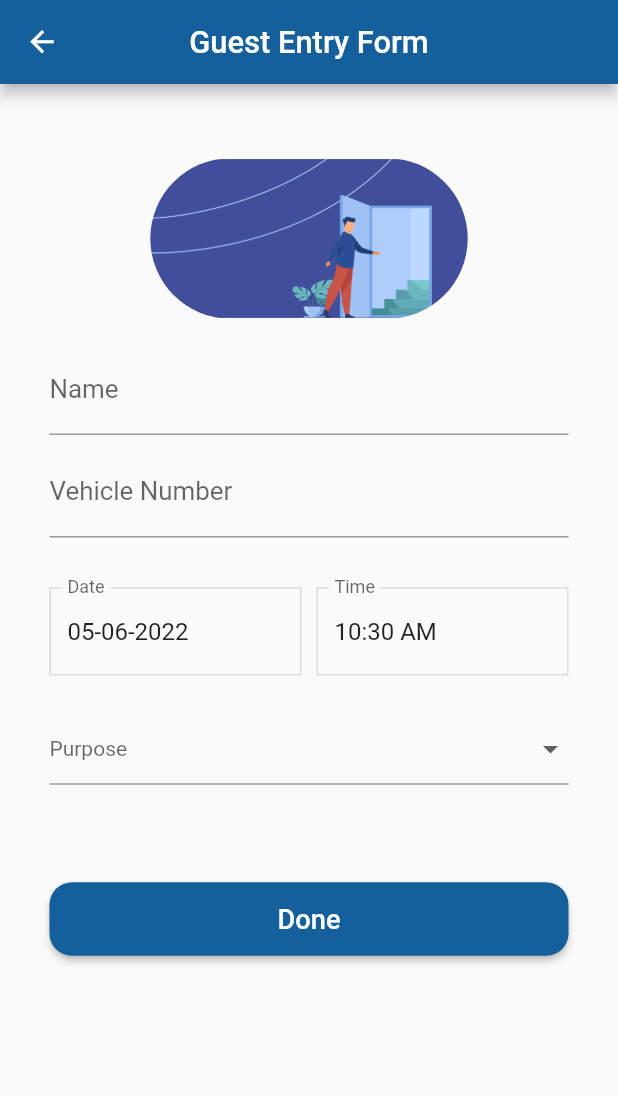
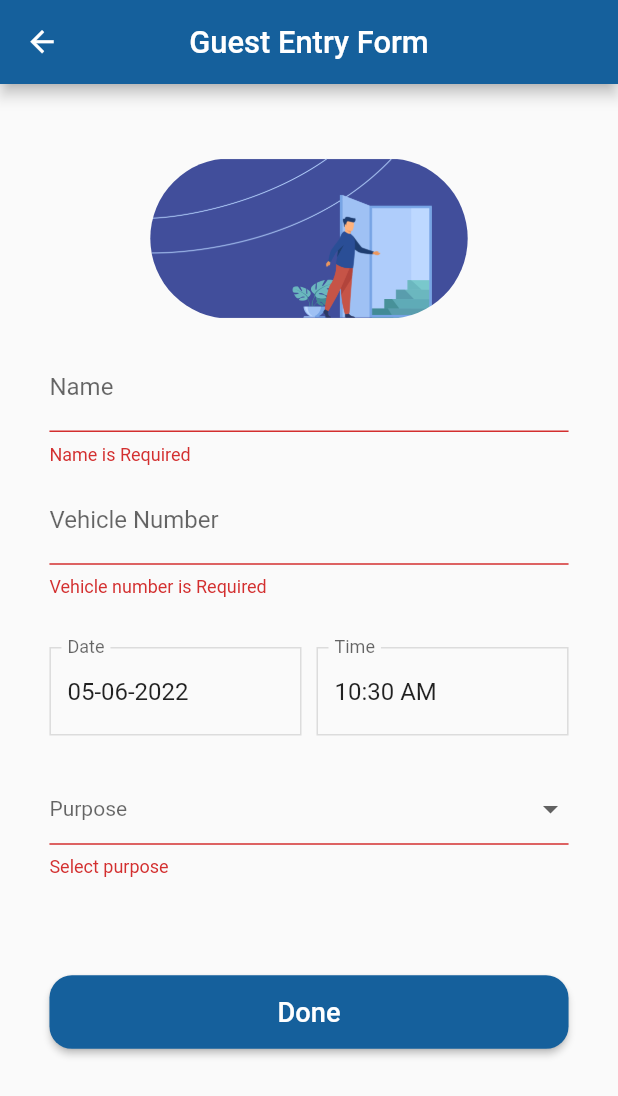
Before and after one commit to IIITL-DeV/College_Gate, a Flutter app: the DeliveryEntry screen opened directly, after a tap on "Done", on a phone screen of 412 x 824 dp. Shown: the top 1096 px of the screen. Run offline on Flutter 3.47's test engine with Material 2 defaults, Android fonts, the phone set to English and light mode, and no system bars; our stand-ins replace cloud_firestore, csv, date_format, firebase_auth, firebase_core, firebase_storage and 8 more; missing offline and left inert: flutter_email_sender, splash_screen_view; accounts and stored records are empty.

Commit message:
student panel ready

```diff
--- a/lib/panel/gaurd/deliveryEntry.dart
+++ b/lib/panel/gaurd/deliveryEntry.dart
@@ -4,8 +4,6 @@ import 'package:flutter/material.dart';
 import 'package:getwidget/components/dropdown/gf_dropdown.dart';
 import 'package:cloud_firestore/cloud_firestore.dart';
 import 'package:intl/intl.dart';
-import '../../main.dart';
-
 
 class DeliveryEntry extends StatefulWidget {
   const DeliveryEntry({Key? key}) : super(key: key);
@@ -16,7 +14,37 @@ class DeliveryEntry extends StatefulWidget {
 
 class _DeliveryEntryState extends State<DeliveryEntry> {
   final _formKey = GlobalKey<FormState>();
-  String? name, vehicleno, _purpose, entrytime, entrydate;
+  String? name, vehicleno, _purpose, entrytime, entrydate, _phone;
+
+  Widget _buildName() {
+    return TextFormField(
+      decoration: const InputDecoration(labelText: 'Name'),
+      validator: (value) {
+        // value:
+        if (value == null || value.isEmpty) {
+          return "Name is Required";
+        } else {
+          name = value;
+          return null;
+        }
+      },
+    );
+  }
+
+  Widget _buildVehicle() {
+    return TextFormField(
+      decoration: const InputDecoration(labelText: 'Vehicle Number'),
+      validator: (value) {
+        // value:
+        if (value == null || value.isEmpty) {
+          return "Vehicle number is Required";
+        } else {
+          vehicleno = value;
+          return null;
+        }
+      },
+    );
+  }
 
   Widget _buildpurpose() {
     return DropdownButtonFormField<String>(
@@ -144,6 +172,7 @@ class _DeliveryEntryState extends State<DeliveryEntry> {
           padding: EdgeInsets.symmetric(
               vertical: heightMobile * 0.04, horizontal: widthMobile * 0.08),
           child: Form(
+              key: _formKey,
               child: Center(
                 child: Column(
                   children: [
@@ -161,9 +190,10 @@ class _DeliveryEntryState extends State<DeliveryEntry> {
                     SizedBox(
                       height: heightMobile * 0.02,
                     ),
-                customTextField("Name", "", heightMobile * 0.021),
+                    _buildName(),
+
                     SizedBox(height: heightMobile * 0.009),
-                customTextField("Vehicle Number", "", heightMobile * 0.021),
+                    _buildVehicle(),
                     //SizedBox(height: heightMobile * 0.009),
                     SizedBox(height: heightMobile * 0.04),
                     _buildTime(),
@@ -171,7 +201,8 @@ class _DeliveryEntryState extends State<DeliveryEntry> {
                     _buildpurpose(),
                     SizedBox(height: heightMobile * 0.009),
                     _purpose == "Appointment"
-                    ? customTextField("Phone Number", "", heightMobile * 0.021)
+                        ? customTextField(
+                            "Phone Number", "", heightMobile * 0.021)
                         : SizedBox.shrink(),
                     SizedBox(height: heightMobile * 0.07),
                     ElevatedButton(
@@ -182,7 +213,8 @@ class _DeliveryEntryState extends State<DeliveryEntry> {
                             primary: Color(0Xff15609c),
                             padding: EdgeInsets.all(heightMobile * 0.017),
                             // padding: const EdgeInsets.all(10),
-                        minimumSize: Size(widthMobile, heightMobile * 0.028)),
+                            minimumSize:
+                                Size(widthMobile, heightMobile * 0.028)),
                         child: Text(
                           'Done',
                           style: TextStyle(
@@ -191,21 +223,33 @@ class _DeliveryEntryState extends State<DeliveryEntry> {
                           ),
                         ),
                         onPressed: () async {
+                          if (_formKey.currentState!.validate()) {
+                            ScaffoldMessenger.of(context).showSnackBar(
+                              const SnackBar(content: Text('Processing Data')),
+                            );
+
                             FirebaseFirestore.instance
-                          .collection('studentUser')
-                          .doc((FirebaseAuth.instance.currentUser!).email)
+                                .collection('guestRegister')
+                                .doc(name! + vehicleno!)
                                 .set({
-                        'guestentrydate': entrydate,
-                        'guestentrytime': entrytime,
-                        'guestentryname': name,
-                        'huestvehicleno': vehicleno,
-                        'guestpurpose': _purpose
+                              'name': name,
+                              'vehicleno': vehicleno,
+                              'entrydate': entrydate,
+                              'entrytime': entrytime,
+                              'entryisapproved': true,
+                              'exitdate': null,
+                              'exittime': null,
+                              'purpose': _purpose,
                             }, SetOptions(merge: true));
+
+                            Navigator.pop(context);
+                          } else {
+                            print("Not validated");
+                          }
                         })
                   ],
                 ),
               )),
-
         ),
       ),
     );
--- a/lib/panel/gaurd/entryrequest.dart
+++ b/lib/panel/gaurd/entryrequest.dart
@@ -22,9 +22,8 @@ class _guard_entryrequestsState extends State<guard_entryrequests> {
         .collection("studentUser")
         .where("entryisapproved", isEqualTo: false)
         .where("purpose", isEqualTo: "Outing")
-        // .orderBy("entryisapproved")
-        // .orderBy("purpose")
-        // .orderBy("entrydatetime", descending: true)
+        .orderBy("entrydate", descending: true)
+        .orderBy("entrytime", descending: true)
         .snapshots();
   }
 
--- a/lib/panel/gaurd/exitrequest.dart
+++ b/lib/panel/gaurd/exitrequest.dart
@@ -111,6 +111,8 @@ class _guard_requestsState extends State<guard_requests> {
         // .orderBy("exitisapproved")
         // .orderBy("purpose")
         // .orderBy("exitdatetime", descending: true)
+        .orderBy("date", descending: true)
+        .orderBy("time", descending: true)
         .snapshots();
   }
 
--- a/pubspec.yaml
+++ b/pubspec.yaml
@@ -38,12 +38,13 @@ dependencies:
   date_format: ^2.0.6
   fluttertoast: ^8.0.9
 
+
   # The following adds the Cupertino Icons font to your application.
   # Use with the CupertinoIcons class for iOS style icons.
   cupertino_icons: ^1.0.2
   getwidget: ^2.0.4
   image_picker: ^0.8.1
-  image_cropper:
+  image_cropper: ^1.5.1
   photo_view:
   firebase_storage:
 dev_dependencies:
```
Also changed, not shown: lib/panel/gaurd/guestregister.dart (+29 -20 lines), lib/panel/gaurd/log.dart (+35 -26 lines), lib/panel/gaurd/studentRegister.dart (+18 -8 lines), lib/panel/student/homepagecard.dart (+22 -20 lines), lib/panel/student/idcardImage.dart (+95 -42 lines), lib/panel/student/profile.dart (+8 -1 lines), pubspec.lock, 2 other files. Lines whose indentation alone changed are shown as unchanged.
